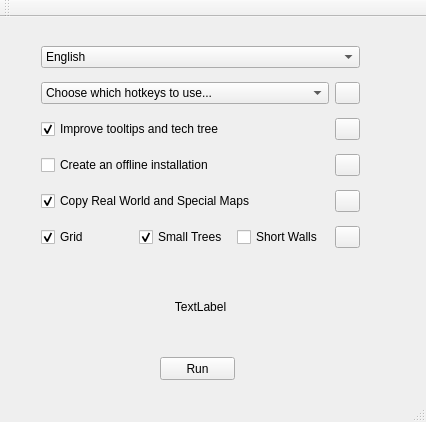
First picture: the form in mainwindow.ui, repository SiegeEngineers/WololoKingdoms, before the edit.
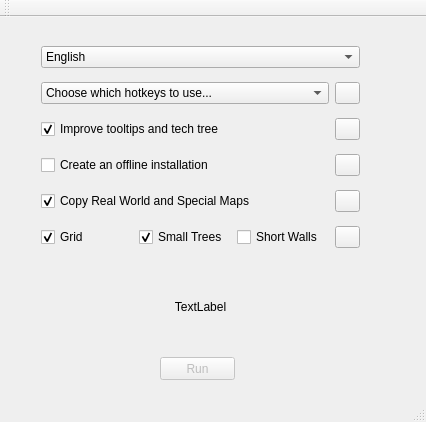
Second picture: the form after the edit.

Patch:
```diff
--- a/mainwindow.ui
+++ b/mainwindow.ui
@@ -291,6 +291,9 @@
     </layout>
    </widget>
    <widget class="QPushButton" name="runButton">
+    <property name="enabled">
+     <bool>false</bool>
+    </property>
     <property name="geometry">
      <rect>
       <x>160</x>
```
